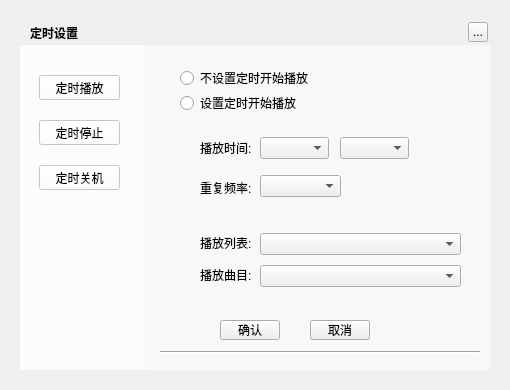
Old version of the form TTKCore/musicUi/musicToolsetswidget/musictimerwidget.ui in the repository Greedysky/TTKMusicPlayer.
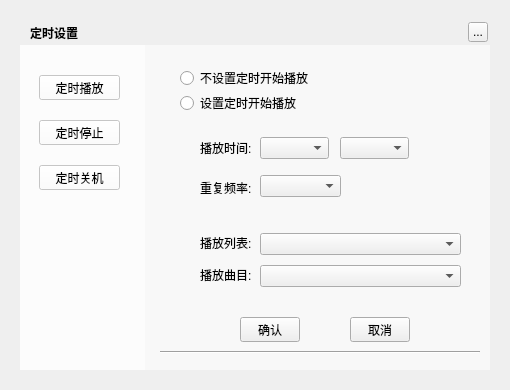
New version of the form.

The edit to the form file:
```diff
--- a/TTKCore/musicUi/musicToolsetswidget/musictimerwidget.ui
+++ b/TTKCore/musicUi/musicToolsetswidget/musictimerwidget.ui
@@ -424,10 +424,10 @@
   <widget class="QPushButton" name="confirm">
    <property name="geometry">
     <rect>
-     <x>220</x>
-     <y>320</y>
+     <x>240</x>
+     <y>317</y>
      <width>60</width>
-     <height>20</height>
+     <height>25</height>
     </rect>
    </property>
    <property name="text">
@@ -437,10 +437,10 @@
   <widget class="QPushButton" name="cancel">
    <property name="geometry">
     <rect>
-     <x>310</x>
-     <y>320</y>
+     <x>350</x>
+     <y>317</y>
      <width>60</width>
-     <height>20</height>
+     <height>25</height>
     </rect>
    </property>
    <property name="text">
```
